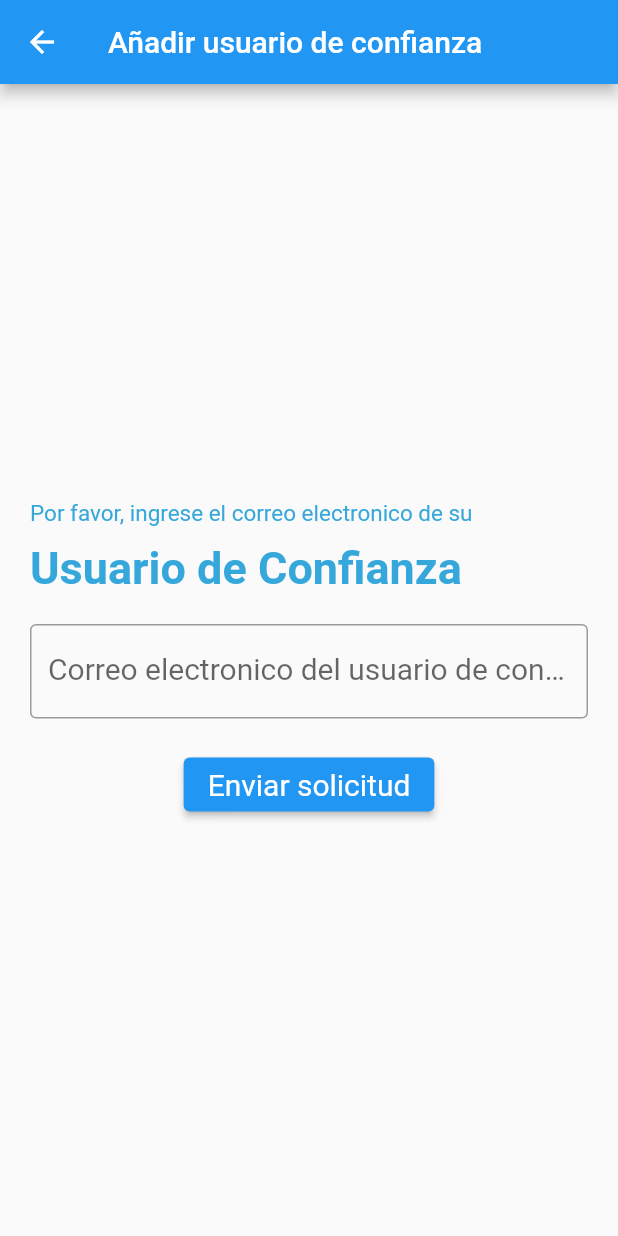
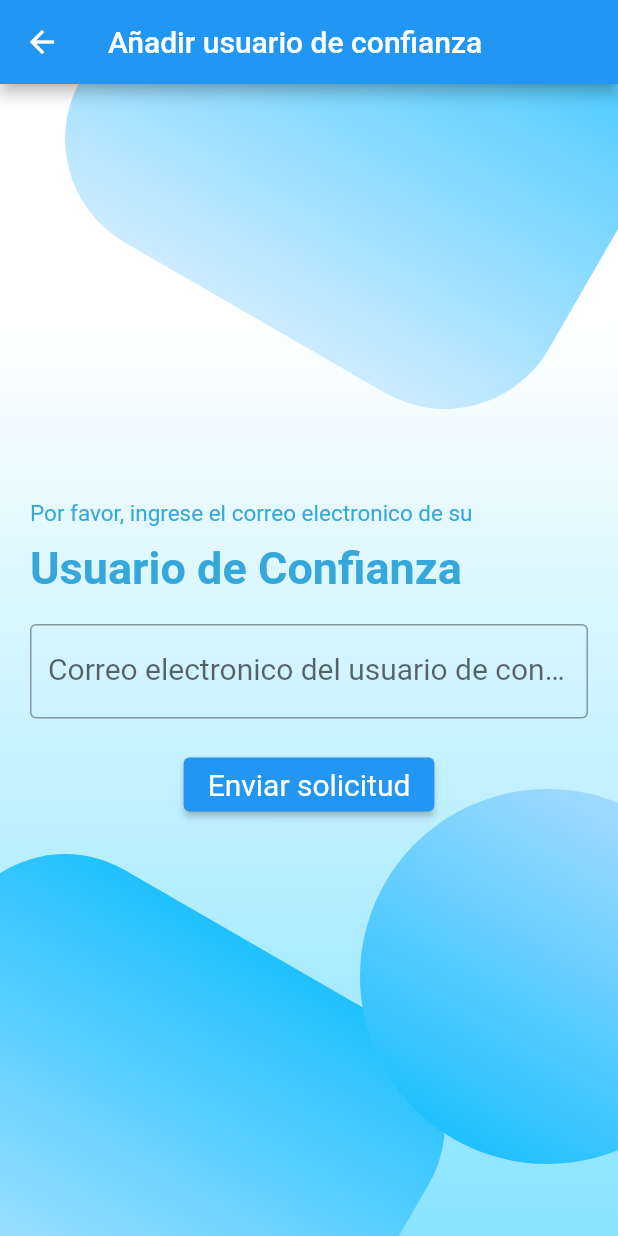
Before and after one commit to JuanPaauul/Nos-importas, a Flutter app: the UserForm screen opened directly, on a phone screen of 412 x 824 dp. Run offline on Flutter 3.47's test engine with Material 2 defaults, Android fonts, the phone set to English and light mode, and no system bars; our stand-ins replace animate_do, animated_background, firebase_auth, firebase_core, font_awesome_flutter, geolocator and 6 more; accounts and stored records are empty.

Commit message:
detalles_fichero_background

```diff
--- a/lib/screens/user_confidence_list.dart
+++ b/lib/screens/user_confidence_list.dart
@@ -49,7 +49,7 @@ class _UserDates extends StatelessWidget {
           final usuario = usuarios[i];
 
           return FadeIn(
-            delay: Duration(milliseconds: 200 * i),
+            delay: Duration(milliseconds: 150 * i),
             child: ListTile(
                 onTap: () {},
                 onLongPress: () {
--- a/lib/screens/user_form_screen.dart
+++ b/lib/screens/user_form_screen.dart
@@ -1,6 +1,9 @@
 import 'package:flutter/material.dart';
 import 'package:nos_importas/screens/user_confidence_list.dart';
 import 'package:nos_importas/functions/input_file.dart';
+import 'package:animated_background/animated_background.dart';
+import 'package:nos_importas/widget/background.dart';
+
 //import 'package:nos_importas/screens/app_screen.dart';
 
 class UserForm extends StatefulWidget {
@@ -10,7 +13,8 @@ class UserForm extends StatefulWidget {
   _UserFormState createState() => _UserFormState();
 }
 
-class _UserFormState extends State<UserForm> {
+class _UserFormState extends State<UserForm>
+    with SingleTickerProviderStateMixin {
   final TextEditingController _emailTEC = TextEditingController();
   @override
   Widget build(BuildContext context) {
@@ -22,7 +26,11 @@ class _UserFormState extends State<UserForm> {
         ),
         automaticallyImplyLeading: true,
       ),
-      body: Column(
+      body: Stack(
+        children: [
+          // ignore: prefer_const_constructors
+          Background(),
+          Column(
             mainAxisAlignment: MainAxisAlignment.center,
             crossAxisAlignment: CrossAxisAlignment.center,
             children: [
@@ -54,8 +62,8 @@ class _UserFormState extends State<UserForm> {
                 ),
               ),
               //Gmail form
-          inputEmail(
-              "Correo electronico del usuario de confianza", false, _emailTEC),
+              inputEmail("Correo electronico del usuario de confianza", false,
+                  _emailTEC),
               //Botton to send request
               ElevatedButton(
                   onPressed: () {
@@ -65,8 +73,8 @@ class _UserFormState extends State<UserForm> {
                         builder: (context) => AlertDialog(
                                 title: const Text(
                                     'Solicitud para nuevo\nusuario de confianza'),
-                            content:
-                                const Text('¡Solicitud enviada\ncon éxito!'),
+                                content: const Text(
+                                    '¡Solicitud enviada\ncon éxito!'),
                                 actions: <Widget>[
                                   FloatingActionButton(
                                     child: const Text('Ok'),
@@ -77,8 +85,11 @@ class _UserFormState extends State<UserForm> {
                                 ]));
                   },
                   child: const Text("Enviar solicitud",
-                  style:
-                      TextStyle(fontSize: 20, fontWeight: FontWeight.normal))),
+                      style: TextStyle(
+                          fontSize: 20, fontWeight: FontWeight.normal))),
+            ],
+          ),
+          // ignore: prefer_const_constructors
         ],
       ),
     );
--- /dev/null
+++ b/lib/widget/background.dart
@@ -0,0 +1,71 @@
+import 'dart:math';
+
+import 'package:flutter/cupertino.dart';
+import 'package:flutter/material.dart';
+import 'package:google_maps_flutter/google_maps_flutter.dart';
+
+class Background extends StatelessWidget {
+  // ignore: unnecessary_const
+  static const boxDecoration = const BoxDecoration(
+      gradient: LinearGradient(
+          begin: Alignment.topCenter,
+          end: Alignment.bottomCenter,
+          stops: [0.2, 12],
+          colors: [Color(0xFFFFFFFF), Color.fromARGB(255, 137, 228, 255)]));
+  const Background({super.key});
+
+  @override
+  Widget build(BuildContext context) {
+    return Stack(
+      children: [
+        //white gradiant
+        Container(
+          decoration: boxDecoration,
+        ),
+        //blue box
+        Positioned(top: -180, left: 80, child: _BlueBox()),
+        Positioned(top: 550, left: -100, child: _BlueBox()),
+        Positioned(top: 470, left: 240, child: _CircleBox()),
+      ],
+    );
+  }
+}
+
+// ignore: camel_case_types
+class _BlueBox extends StatelessWidget {
+  @override
+  Widget build(BuildContext context) {
+    return Transform.rotate(
+      angle: -pi / 3,
+      child: Container(
+        width: 360,
+        height: 360,
+        decoration: BoxDecoration(
+            borderRadius: BorderRadius.circular(80),
+            gradient: const LinearGradient(colors: [
+              Color.fromARGB(255, 204, 235, 255),
+              Color.fromARGB(255, 32, 192, 255),
+            ])),
+      ),
+    );
+  }
+}
+
+class _CircleBox extends StatelessWidget {
+  @override
+  Widget build(BuildContext context) {
+    return Transform.rotate(
+      angle: -pi / 3,
+      child: Container(
+        width: 250,
+        height: 250,
+        decoration: BoxDecoration(
+            shape: BoxShape.circle,
+            gradient: const LinearGradient(colors: [
+              Color.fromARGB(255, 32, 192, 255),
+              Color.fromARGB(255, 162, 218, 255),
+            ])),
+      ),
+    );
+  }
+}
```
Lines whose indentation alone changed are shown as unchanged.
